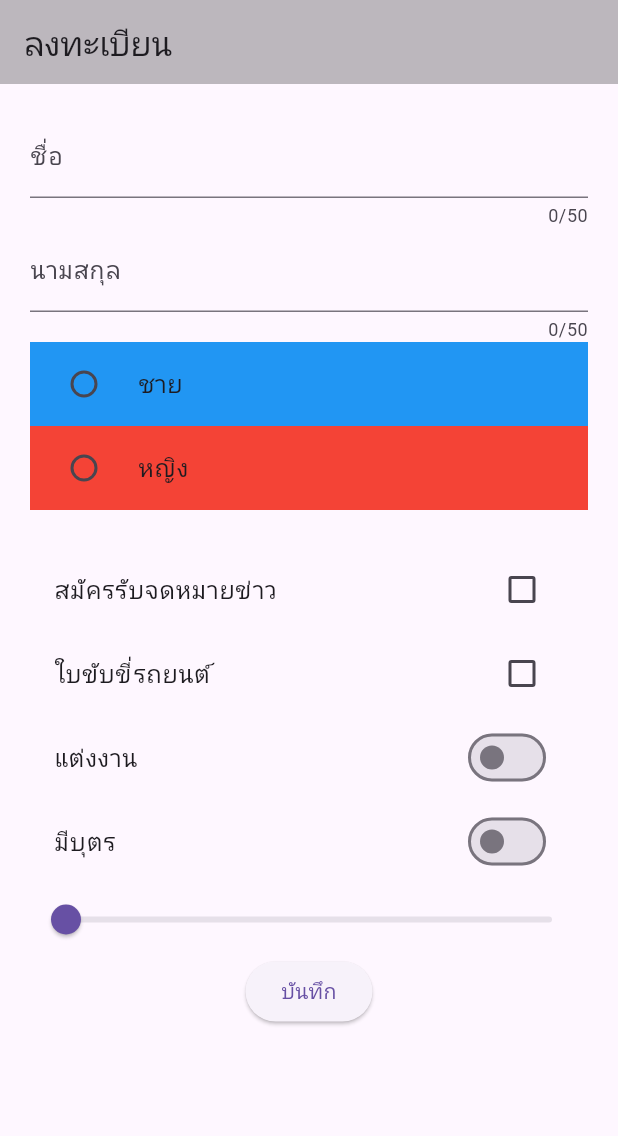
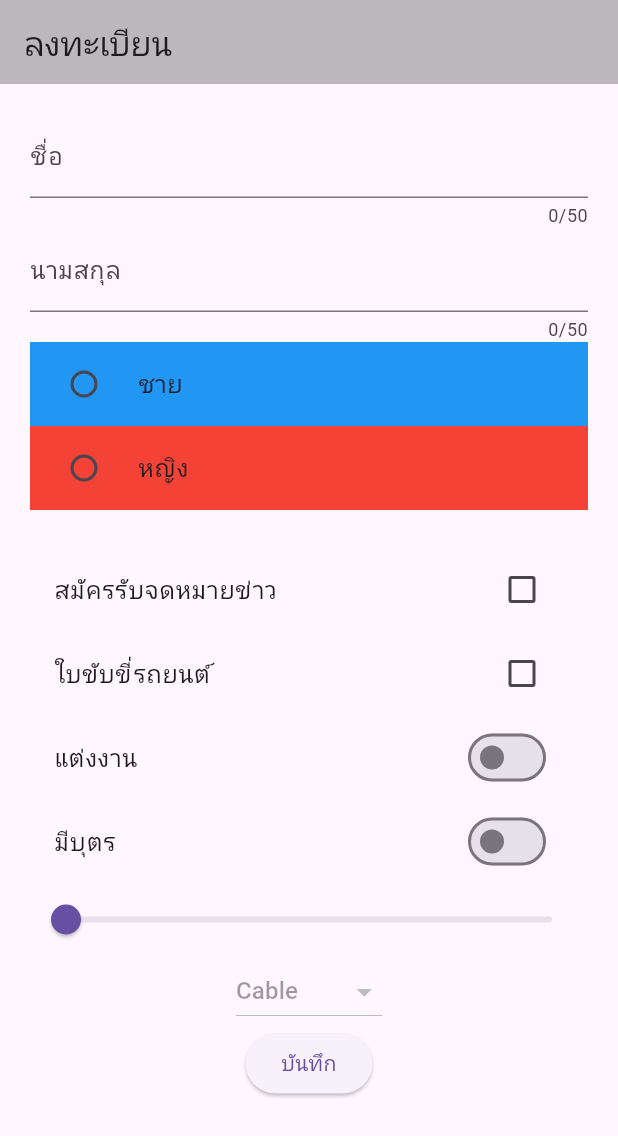
Before and after one commit to CableBK/flutter_input, a Flutter app: the screen it shows after launch, on a phone screen of 412 x 824 dp. Shown: the top 1136 px of the screen. Run offline on Flutter 3.47's test engine with Material 3 defaults, Android fonts, the phone set to English and light mode, and no system bars.

Commit message:
Update Dropdown but soes not work in this version because of onChagned must be provided.

```diff
--- a/flutter_input/lib/screens/form_screen.dart
+++ b/flutter_input/lib/screens/form_screen.dart
@@ -1,3 +1,5 @@
+import 'dart:math';
+
 import 'package:flutter/material.dart';
 import 'package:flutter/widgets.dart';
 
@@ -17,6 +19,10 @@ class _FormScreenState extends State<FormScreen> {
   var mary = false;
   var child = false;
   var age = 0.0;
+  final channels = ['Cable', 'facebook', 'instagram', 'Line']
+      .map((e) => DropdownMenuItem(child: Text(e), value: e))
+      .toList();
+  var channel = 'Cable';
 
   @override
   Widget build(BuildContext context) {
@@ -36,6 +42,7 @@ class _FormScreenState extends State<FormScreen> {
               buildCheckbox(),
               buildSwitch(),
               buildSlider(),
+              buildDropdown(),
               ElevatedButton(
                   onPressed: () {
                     print(
@@ -54,6 +61,11 @@ class _FormScreenState extends State<FormScreen> {
       ),
     );
   }
+
+  Widget buildDropdown() => DropdownButton(
+        value: channel,
+        items: channels,
+      );
 
   Widget buildSlider() => Slider(
       value: age,
```
